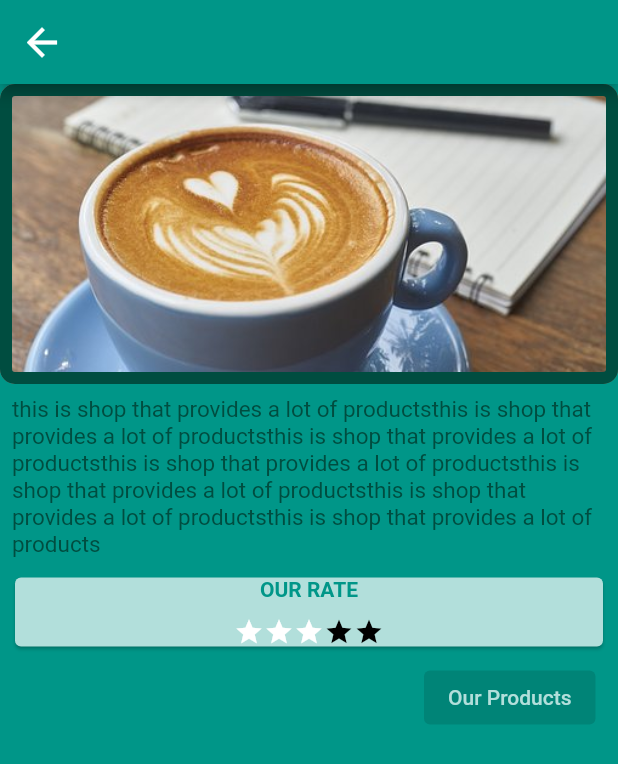
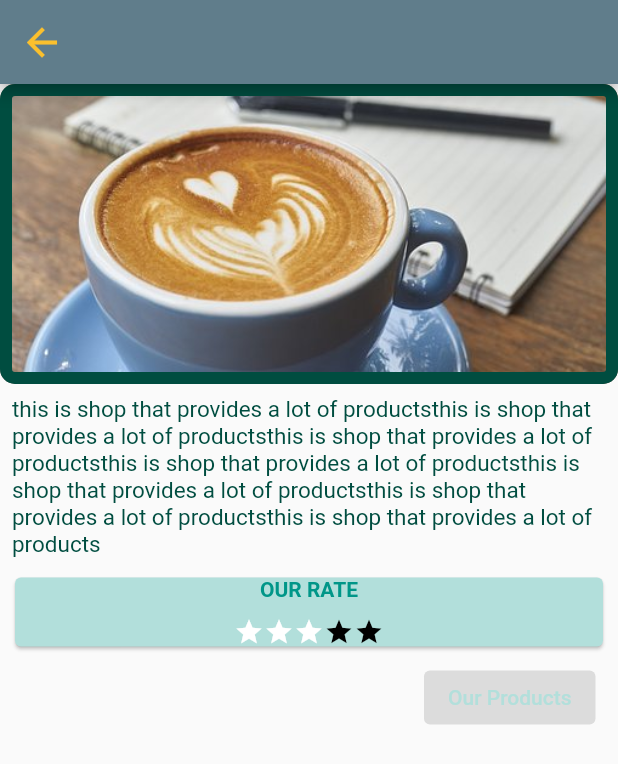
Before and after one commit to egypt-shops/xshop_mobile, a Flutter app: the ShopDetails screen opened directly with empty values, on a phone screen of 412 x 824 dp. Shown: the top 764 px of the screen. Run offline on Flutter 3.47's test engine with Material 2 defaults, Android fonts, the phone set to English and light mode, and no system bars; our stand-ins replace progress_dialog, shared_preferences, transparent_image; accounts and stored records are empty.

Commit message:
Shop_Theme (#63)
Co-authored-by: Ahmed Mohamed Abdallah <benten12536.com>

```diff
--- a/lib/screens/customer/elmasry.dart
+++ b/lib/screens/customer/shop_details.dart
@@ -1,6 +1,7 @@
 import 'package:flutter/material.dart';
 import 'package:flutter/widgets.dart';
 import 'package:xshop_mobile/services/shop_api.dart';
+import 'package:xshop_mobile/theme/apptheme.dart';
 
 class ShopDetails extends StatelessWidget {
   final Shop shop;
@@ -8,14 +9,13 @@ class ShopDetails extends StatelessWidget {
   @override
   Widget build(BuildContext context) {
     return Scaffold(
-      backgroundColor: Colors.teal,
       appBar: AppBar(
-        backgroundColor: Colors.teal,
+        backgroundColor: AppTheme.colors.primary,
         leading: IconButton(
           icon: Icon(
             Icons.arrow_back,
             size: 30,
-            color: Colors.white,
+            color: AppTheme.colors.secondry,
           ),
           onPressed: () {
             Navigator.pop(
@@ -26,7 +26,7 @@ class ShopDetails extends StatelessWidget {
         title: Text(
           shop.name,
           style: TextStyle(
-            color: Colors.white,
+            color: AppTheme.colors.textPrimary,
             fontWeight: FontWeight.bold,
           ),
         ),
```
Also changed, not shown: lib/screens/customer/products.dart (+7 -5 lines), lib/screens/customer/shops.dart (+28 -8 lines), pubspec.lock.
